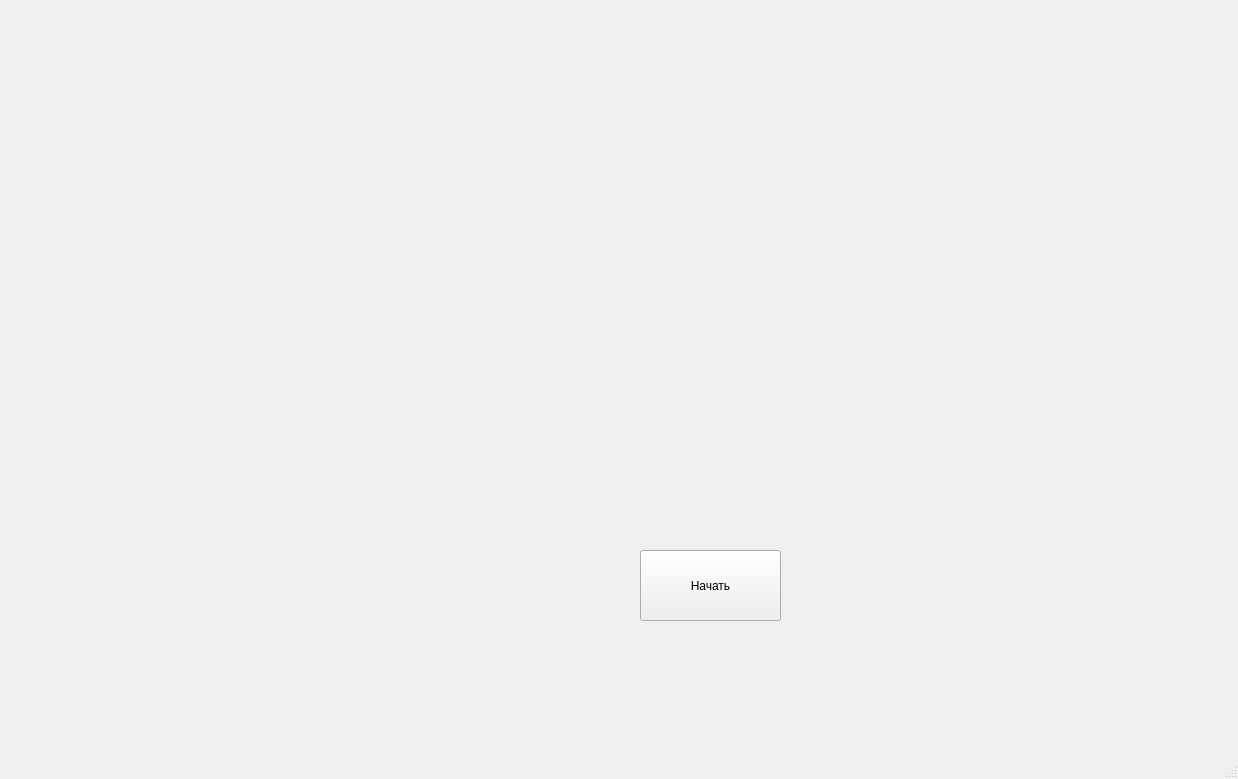
Before: the Qt Designer form Lab4/Task1/mainwindow.ui in amakuem/LAbsOAIP, drawn with Qt 5.
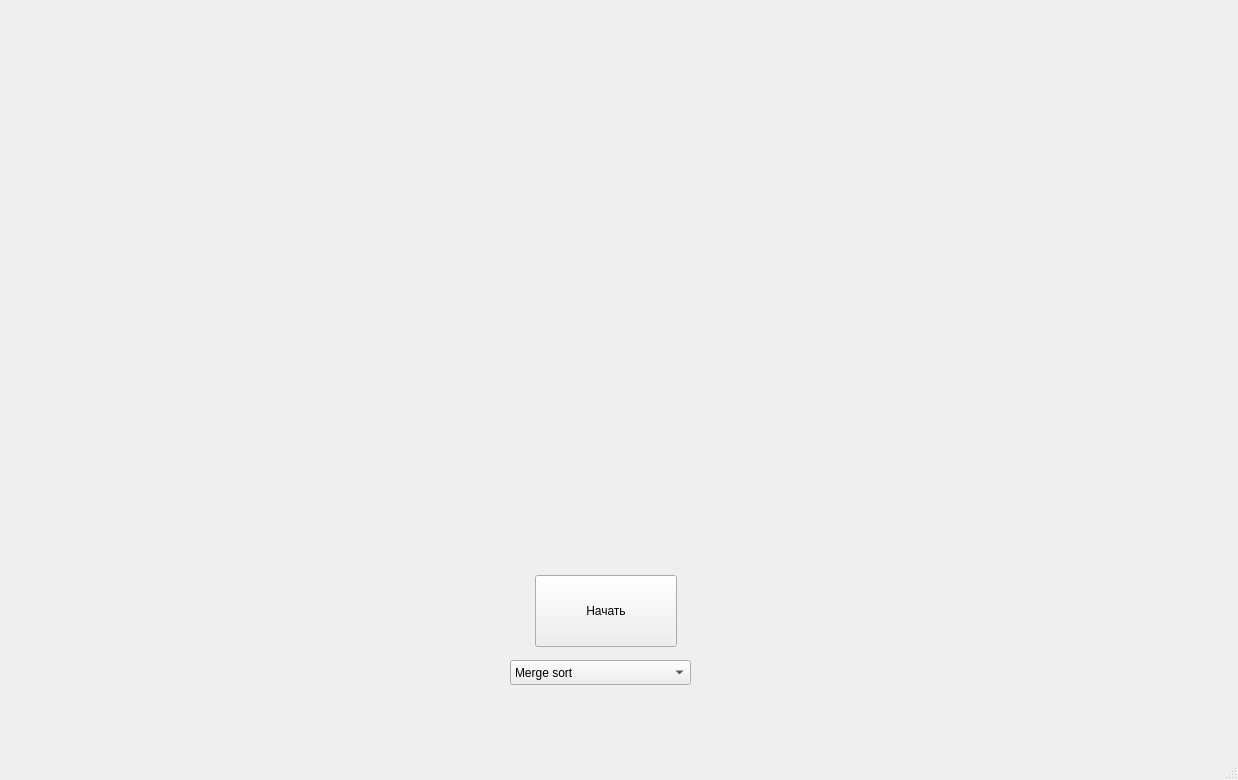
After: the same form once the commit is applied.

Commit message: Task 1: Make sort's and visual

```diff
--- a/Lab4/Task1/mainwindow.ui
+++ b/Lab4/Task1/mainwindow.ui
@@ -7,9 +7,21 @@
     <x>0</x>
     <y>0</y>
     <width>1238</width>
-    <height>779</height>
+    <height>780</height>
    </rect>
   </property>
+  <property name="minimumSize">
+   <size>
+    <width>1238</width>
+    <height>780</height>
+   </size>
+  </property>
+  <property name="maximumSize">
+   <size>
+    <width>1238</width>
+    <height>779</height>
+   </size>
+  </property>
   <property name="windowTitle">
    <string>MainWindow</string>
   </property>
@@ -17,16 +29,50 @@
    <widget class="QPushButton" name="pushButton">
     <property name="geometry">
      <rect>
-      <x>640</x>
-      <y>550</y>
-      <width>141</width>
-      <height>71</height>
+      <x>535</x>
+      <y>575</y>
+      <width>142</width>
+      <height>72</height>
      </rect>
     </property>
+    <property name="maximumSize">
+     <size>
+      <width>16777215</width>
+      <height>16777215</height>
+     </size>
+    </property>
     <property name="text">
      <string>Начать</string>
     </property>
    </widget>
+   <widget class="QComboBox" name="comboBox">
+    <property name="geometry">
+     <rect>
+      <x>510</x>
+      <y>660</y>
+      <width>181</width>
+      <height>25</height>
+     </rect>
+    </property>
+    <property name="currentText">
+     <string>Merge sort</string>
+    </property>
+    <item>
+     <property name="text">
+      <string>Merge sort</string>
+     </property>
+    </item>
+    <item>
+     <property name="text">
+      <string>Quick sort</string>
+     </property>
+    </item>
+    <item>
+     <property name="text">
+      <string>Heap sort</string>
+     </property>
+    </item>
+   </widget>
   </widget>
   <widget class="QMenuBar" name="menubar">
    <property name="geometry">
```
The commit also changes 2 other files.
